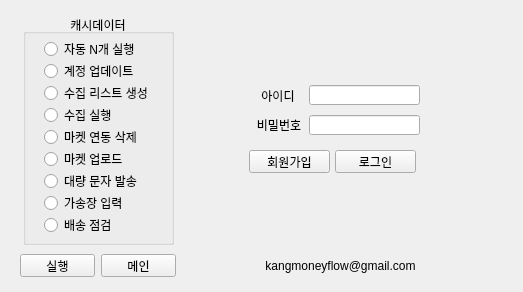
First picture: the form in sellper.ui, repository kangmoneyflow/sellper, before the edit.
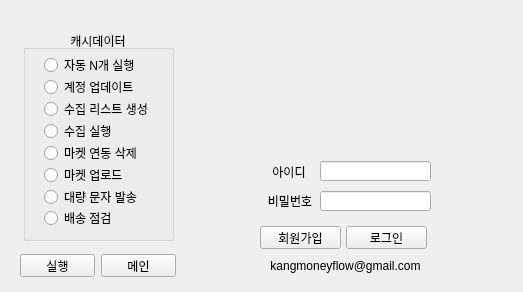
Second picture: the form after the edit. Icons and pictures are not drawn.

Commit message: Change ui and add pic and work well with sending message

The edit to the form file:
```diff
--- a/sellper.ui
+++ b/sellper.ui
@@ -22,9 +22,9 @@
    <property name="geometry">
     <rect>
      <x>23</x>
-     <y>14</y>
+     <y>30</y>
      <width>151</width>
-     <height>231</height>
+     <height>211</height>
     </rect>
    </property>
    <property name="font">
@@ -137,24 +137,11 @@
      <string>대량 문자 발송</string>
     </property>
    </widget>
-   <widget class="QRadioButton" name="radioButton_write_fakepost">
-    <property name="geometry">
-     <rect>
-      <x>21</x>
-      <y>181</y>
-      <width>87</width>
-      <height>16</height>
-     </rect>
-    </property>
-    <property name="text">
-     <string>가송장 입력</string>
-    </property>
-   </widget>
    <widget class="QRadioButton" name="radioButton_check_post">
     <property name="geometry">
      <rect>
       <x>21</x>
-      <y>203</y>
+      <y>180</y>
       <width>75</width>
       <height>16</height>
      </rect>
@@ -196,7 +183,7 @@
      <x>200</x>
      <y>10</y>
      <width>301</width>
-     <height>231</height>
+     <height>241</height>
     </rect>
    </property>
    <property name="currentIndex">
@@ -206,8 +193,8 @@
     <widget class="QLineEdit" name="lineEdit_id">
      <property name="geometry">
       <rect>
-       <x>109</x>
-       <y>75</y>
+       <x>120</x>
+       <y>151</y>
        <width>111</width>
        <height>20</height>
       </rect>
@@ -216,8 +203,8 @@
     <widget class="QLineEdit" name="lineEdit_pw">
      <property name="geometry">
       <rect>
-       <x>109</x>
-       <y>105</y>
+       <x>120</x>
+       <y>181</y>
        <width>111</width>
        <height>20</height>
       </rect>
@@ -226,8 +213,8 @@
     <widget class="QLabel" name="label_11">
      <property name="geometry">
       <rect>
-       <x>50</x>
-       <y>80</y>
+       <x>61</x>
+       <y>156</y>
        <width>56</width>
        <height>12</height>
       </rect>
@@ -242,8 +229,8 @@
     <widget class="QLabel" name="label_12">
      <property name="geometry">
       <rect>
-       <x>51</x>
-       <y>109</y>
+       <x>62</x>
+       <y>185</y>
        <width>56</width>
        <height>12</height>
       </rect>
@@ -258,8 +245,8 @@
     <widget class="QPushButton" name="pushButton_new">
      <property name="geometry">
       <rect>
-       <x>49</x>
-       <y>140</y>
+       <x>60</x>
+       <y>216</y>
        <width>81</width>
        <height>23</height>
       </rect>
@@ -271,8 +258,8 @@
     <widget class="QPushButton" name="pushButton_login">
      <property name="geometry">
       <rect>
-       <x>135</x>
-       <y>140</y>
+       <x>146</x>
+       <y>216</y>
        <width>81</width>
        <height>23</height>
       </rect>
@@ -281,6 +268,29 @@
       <string>로그인</string>
      </property>
     </widget>
+    <widget class="QLabel" name="label_cashimg">
+     <property name="geometry">
+      <rect>
+       <x>60</x>
+       <y>-10</y>
+       <width>180</width>
+       <height>180</height>
+      </rect>
+     </property>
+     <property name="styleSheet">
+      <string notr="true">image: url(:/icon/캐시데이터.png);</string>
+     </property>
+     <property name="text">
+      <string/>
+     </property>
+    </widget>
+    <zorder>pushButton_new</zorder>
+    <zorder>pushButton_login</zorder>
+    <zorder>label_cashimg</zorder>
+    <zorder>lineEdit_id</zorder>
+    <zorder>label_11</zorder>
+    <zorder>lineEdit_pw</zorder>
+    <zorder>label_12</zorder>
    </widget>
    <widget class="QWidget" name="stackedWidgetPage2">
     <widget class="QSpinBox" name="sel_1_num">
@@ -809,7 +819,7 @@
   <widget class="QLabel" name="label_2">
    <property name="geometry">
     <rect>
-     <x>190</x>
+     <x>195</x>
      <y>250</y>
      <width>301</width>
      <height>31</height>
```
Left out of the diff: 36 changed lines with no effect on the pictures. The commit also changes 5 other files.
